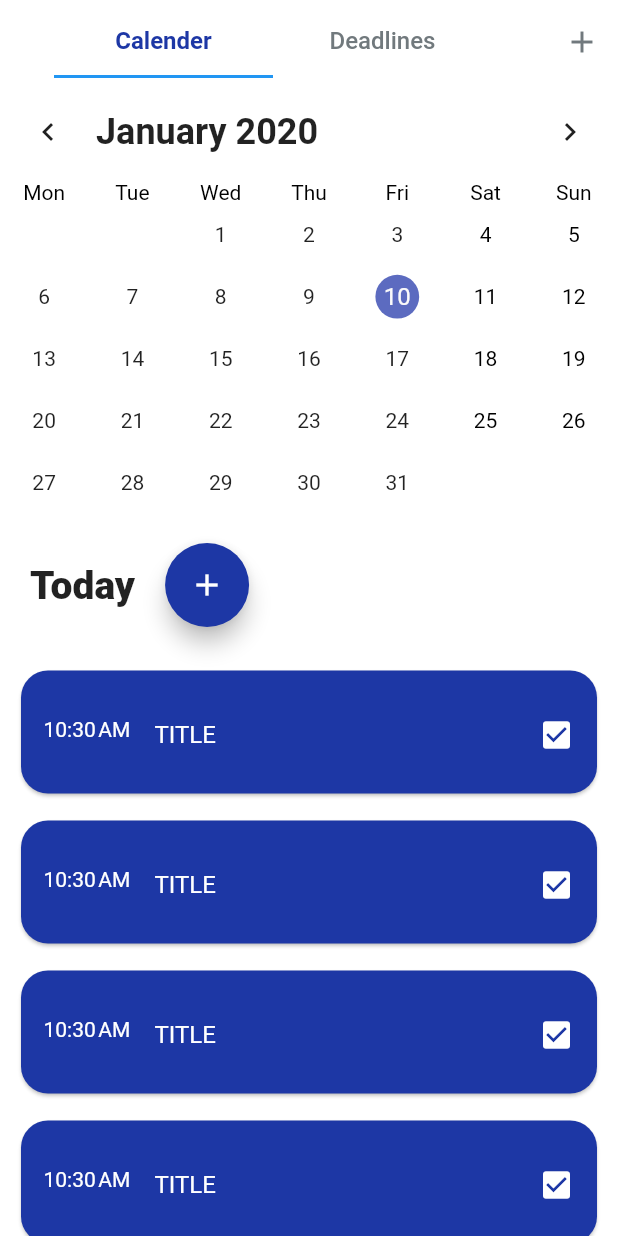
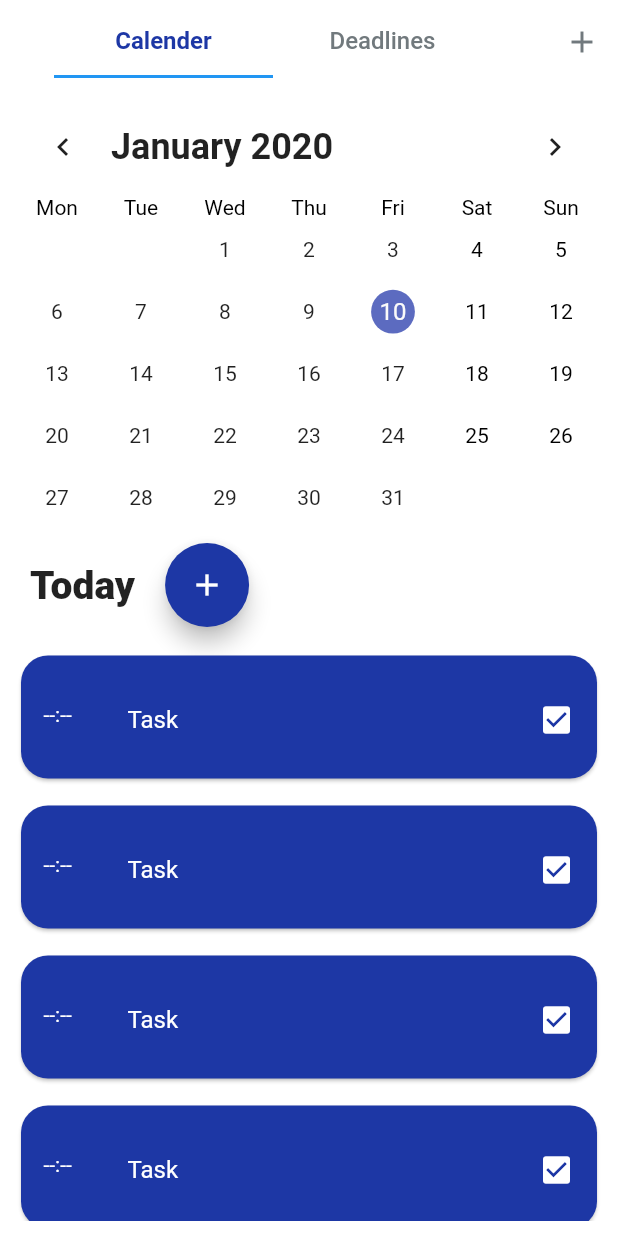
Before and after one commit to oliver733/to_do_app, a Flutter app: the screen it shows after launch, on a phone screen of 412 x 824 dp. Run offline on Flutter 3.47's test engine with Material 2 defaults, Android fonts, the light colour scheme and no system bars; drawn by our look-alikes of table_calendar; our stand-ins replace bloc, equatable, google_fonts; Roboto replaces fonts that are missing (Ubuntu).

Commit message:
add_to_do_page layout

```diff
--- /dev/null
+++ b/lib/data/bloc/bloc.dart
@@ -0,0 +1,3 @@
+export 'to_do_bloc.dart';
+export 'to_do_event.dart';
+export 'to_do_state.dart';
--- a/lib/data/to_do_model.dart
+++ b/lib/data/to_do_model.dart
@@ -1,10 +1,50 @@
-import 'package:flutter/material.dart';
+import 'package:equatable/equatable.dart';
+import 'package:uuid/uuid.dart';
 
-class ToDoItem {
+class Todo extends Equatable {
+  final bool complete;
+  final String id;
+  final String note;
+  final String task;
   final DateTime dateTime;
-  final String title;
-  final bool finished;
 
-  ToDoItem(
-      {@required this.dateTime, @required this.title, @required this.finished});
+  Todo(
+    this.task, {
+    this.complete = false,
+    this.dateTime,
+    String note = '',
+    String id,
+  })  : this.note = note ?? '',
+        this.id = id ?? Uuid().v4();
+
+  Todo copyWith({bool complete, String id, String note, String task}) {
+    // datetime TODO:
+    return Todo(
+      task ?? this.task,
+      complete: complete ?? this.complete,
+      id: id ?? this.id,
+      note: note ?? this.note,
+    );
+  }
+
+  @override
+  List<Object> get props => [complete, id, note, task];
+
+  @override
+  String toString() {
+    return 'Todo { complete: $complete, task: $task, note: $note, id: $id }';
+  }
+
+  // TodoEntity toEntity() {
+  //   return TodoEntity(task, id, note, complete);
+  // }
+
+  // static Todo fromEntity(TodoEntity entity) {
+  //   return Todo(
+  //     entity.task,
+  //     complete: entity.complete ?? false,
+  //     note: entity.note,
+  //     id: entity.id ?? Uuid().generateV4(),
+  //   );
+  // }
 }
--- /dev/null
+++ b/lib/ui/calender_view.dart
@@ -0,0 +1,118 @@
+import 'package:flutter/material.dart';
+import 'package:to_do_list/data/to_do_model.dart';
+import 'package:table_calendar/table_calendar.dart';
+import 'package:intl/date_symbol_data_local.dart';
+import 'package:to_do_list/ui/to_do_tile.dart';
+
+import '../colors.dart';
+
+class CalenderView extends StatefulWidget {
+  @override
+  _CalenderViewState createState() => _CalenderViewState();
+}
+
+class _CalenderViewState extends State<CalenderView>
+    with TickerProviderStateMixin {
+  Map<DateTime, List> _eventsDateMap = {};
+
+  List _selectedItems = [];
+  DateTime _selectedDay;
+  AnimationController _animationController;
+  CalendarController _calendarController;
+
+  @override
+  void initState() {
+    super.initState();
+    initializeDateFormatting();
+    final today = DateTime.now();
+    _selectedDay = DateTime(today.year, today.month, today.day);
+
+    _calendarController = CalendarController();
+    _animationController = AnimationController(
+      vsync: this,
+      duration: const Duration(milliseconds: 400),
+    );
+    _animationController.forward();
+
+    // _updateEventsDateMap(); --> via BLOC
+  }
+
+  @override
+  void dispose() {
+    _animationController.dispose();
+    _calendarController.dispose();
+    super.dispose();
+  }
+
+  void _onDaySelected(DateTime day, List events) {
+    setState(() {
+      _selectedDay = day;
+      _selectedItems = events;
+    });
+  }
+
+  @override
+  Widget build(BuildContext context) {
+    return Column(
+      mainAxisAlignment: MainAxisAlignment.start,
+      children: <Widget>[
+        TableCalendar(
+            rowHeight: MediaQuery.of(context).size.height / 20,
+            daysOfWeekStyle: DaysOfWeekStyle(
+              weekdayStyle: TextStyle().copyWith(color: Colors.black),
+              weekendStyle: TextStyle().copyWith(color: Colors.black),
+            ),
+            headerVisible: true,
+            calendarController: _calendarController,
+            events: _eventsDateMap,
+            startingDayOfWeek: StartingDayOfWeek.monday,
+            calendarStyle: CalendarStyle(
+                weekendStyle: TextStyle(
+                  color: Colors.black,
+                ),
+                // todayColor: MyColors.GreyBlue,
+                // selectedColor: MyColors.LightBlue,
+                // markersColor: MyColors.DarkBlue,
+                markersMaxAmount: 1,
+                outsideDaysVisible: false,
+                canEventMarkersOverflow: false),
+            headerStyle: HeaderStyle(
+              centerHeaderTitle: false,
+              titleTextStyle: TextStyle(
+                fontSize: 24,
+                fontWeight: FontWeight.bold,
+                // color: MyColors.LightBlue,
+              ),
+              formatButtonVisible: false,
+            ),
+            onDaySelected: _onDaySelected),
+        Padding(
+          padding: EdgeInsets.fromLTRB(10, 10, 10, 10),
+          child: Row(
+            children: <Widget>[
+              Text(
+                'Today',
+                style: TextStyle(fontSize: 26, fontWeight: FontWeight.w900),
+              ),
+              SizedBox(
+                width: 20,
+              ),
+              FloatingActionButton(
+                backgroundColor: MyColors.purpleBlue,
+                child: Icon(Icons.add),
+                onPressed: () {},
+              )
+            ],
+          ),
+        ),
+        Expanded(
+            child: ListView.builder(
+          itemCount: 4, //TODO: actual lenght.
+          itemBuilder: (context, index) {
+            return TodoTile(item: Todo("Task", complete: true, note: ''));
+          },
+        )),
+      ],
+    );
+  }
+}
--- a/lib/ui/home_page.dart
+++ b/lib/ui/home_page.dart
@@ -1,10 +1,10 @@
 import 'package:flutter/material.dart';
-import 'package:table_calendar/table_calendar.dart';
-import 'package:intl/date_symbol_data_local.dart';
 import 'package:to_do_list/colors.dart';
-import 'package:to_do_list/data/to_do_model.dart';
-import 'package:to_do_list/ui/to_do_tile.dart';
+import 'package:to_do_list/ui/calender_view.dart';
 import 'package:to_do_list/ui/widgets/cirlce_tab_indicator.dart';
+
+import 'add_to_do_page.dart';
+import 'deadline_view.dart';
 
 class HomePage extends StatefulWidget {
   @override
@@ -12,73 +12,12 @@ class HomePage extends StatefulWidget {
 }
 
 class _HomePageState extends State<HomePage> with TickerProviderStateMixin {
-  Map<DateTime, List> _eventsDateMap = {};
   TabController _tabController;
-  List _selectedItems = [];
-  DateTime _selectedDay;
-  AnimationController _animationController;
-  CalendarController _calendarController;
 
   @override
   void initState() {
     super.initState();
-    initializeDateFormatting();
-    final today = DateTime.now();
-    _selectedDay = DateTime(today.year, today.month, today.day);
     _tabController = TabController(initialIndex: 0, length: 2, vsync: this);
-    _calendarController = CalendarController();
-    _animationController = AnimationController(
-      vsync: this,
-      duration: const Duration(milliseconds: 400),
-    );
-    _animationController.forward();
-
-    _updateEventsDateMap();
-  }
-
-  @override
-  void dispose() {
-    _animationController.dispose();
-    _calendarController.dispose();
-    super.dispose();
-  }
-
-  void _onDaySelected(DateTime day, List events) {
-    setState(() {
-      _selectedDay = day;
-      _selectedItems = events;
-    });
-  }
-
-  void _updateEventsDateMap() async {
-    // Set<String> combined = {};
-    // // combined.addAll(Provider.of<AttendingEvents>(context, listen: false).value);
-    // // combined.addAll(Provider.of<OwnEvents>(context, listen: false).value);
-
-    // List<Event> events =
-    //     await Provider.of<CacheBloc>(context, listen: false).idsToEvents(
-    //   List<String>.from(combined),
-    // );
-    // Map<DateTime, List<Event>> timeEventsMap = {};
-    // for (Event event in events) {
-    //   if (event.startTime != null) {
-    //     DateTime roundedDateTime = DateTime(
-    //         event.startTime.year, event.startTime.month, event.startTime.day);
-
-    //     timeEventsMap.update(roundedDateTime, (List<Event> update) {
-    //       List<Event> previousEvents = timeEventsMap[roundedDateTime];
-    //       previousEvents.add(event);
-    //       return previousEvents;
-    //     }, ifAbsent: () => [event]);
-    //   }
-    // }
-
-    // if (mounted) {
-    //   setState(() {
-    //     _eventsDateMap = timeEventsMap;
-    //     _selectedEvents = _eventsDateMap[_selectedDay] ?? [];
-    //   });
-    // }
   }
 
   @override
@@ -94,12 +33,23 @@ class _HomePageState extends State<HomePage> with TickerProviderStateMixin {
               color: MyColors.grey,
             ),
             onPressed: () {
-              // Navigator.pushNamed(context, CreateEventScreen.routeName);
+              Navigator.push(context,
+                  MaterialPageRoute(builder: (context) => AddToDoPage()));
             },
           )
         ],
       ),
-      body: _body(),
+      body: SafeArea(
+        child: Container(
+            padding: EdgeInsets.all(10),
+            child: TabBarView(
+              controller: _tabController,
+              children: <Widget>[
+                CalenderView(),
+                DeadlineView(),
+              ],
+            )),
+      ),
     );
   }
 
@@ -133,81 +83,4 @@ class _HomePageState extends State<HomePage> with TickerProviderStateMixin {
       ),
     );
   }
-
-  Widget _body() {
-    return Column(
-      mainAxisAlignment: MainAxisAlignment.start,
-      children: <Widget>[
-        TableCalendar(
-            rowHeight: MediaQuery.of(context).size.height / 20,
-            daysOfWeekStyle: DaysOfWeekStyle(
-              weekdayStyle: TextStyle().copyWith(color: Colors.black),
-              weekendStyle: TextStyle().copyWith(color: Colors.black),
-            ),
-            headerVisible: true,
-            calendarController: _calendarController,
-            events: _eventsDateMap,
-            startingDayOfWeek: StartingDayOfWeek.monday,
-            calendarStyle: CalendarStyle(
-                weekendStyle: TextStyle(
-                  color: Colors.black,
-                ),
-                // todayColor: MyColors.GreyBlue,
-                // selectedColor: MyColors.LightBlue,
-                // markersColor: MyColors.DarkBlue,
-                markersMaxAmount: 1,
-                outsideDaysVisible: false,
-                canEventMarkersOverflow: false),
-            headerStyle: HeaderStyle(
-              centerHeaderTitle: false,
-              titleTextStyle: TextStyle(
-                fontSize: 24,
-                fontWeight: FontWeight.bold,
-                // color: MyColors.LightBlue,
-              ),
-              formatButtonVisible: false,
-            ),
-            onDaySelected: _onDaySelected),
-        Padding(
-          padding: EdgeInsets.all(20),
-          child: Row(
-            children: <Widget>[
-              Text(
-                'Today',
-                style: TextStyle(fontSize: 26, fontWeight: FontWeight.w900),
-              ),
-              SizedBox(
-                width: 20,
-              ),
-              FloatingActionButton(
-                backgroundColor: MyColors.purpleBlue,
-                child: Icon(Icons.add),
-                onPressed: () {},
-              )
-            ],
-          ),
-        ),
-        Expanded(
-          child: Padding(
-            padding: EdgeInsets.symmetric(horizontal: 10),
-            child: _buildEventList(),
-          ),
-        ),
-      ],
-    );
-  }
-
-  Widget _buildEventList() {
-    return ListView.builder(
-      itemCount: 4,
-      // _selectedItems.length,
-      itemBuilder: (context, index) {
-        return TodoTile(
-            item: ToDoItem(
-                dateTime: DateTime.now(), title: "TITLE", finished: false)
-            // _selectedItems[index],
-            );
-      },
-    );
-  }
 }
--- a/lib/ui/to_do_tile.dart
+++ b/lib/ui/to_do_tile.dart
@@ -4,7 +4,7 @@ import 'package:to_do_list/data/to_do_model.dart';
 import 'package:intl/intl.dart';
 
 class TodoTile extends StatelessWidget {
-  final ToDoItem item;
+  final Todo item;
 
   TodoTile({@required this.item});
   @override
@@ -21,11 +21,13 @@ class TodoTile extends StatelessWidget {
           contentPadding: EdgeInsets.all(15),
           // dense: true,
           title: Text(
-            item.title,
+            item.task,
             style: TextStyle(color: Colors.white),
           ),
           leading: Text(
-            "${DateFormat.jm().format(item.dateTime)}",
+            item.dateTime != null
+                ? "${DateFormat.jm().format(item.dateTime)}"
+                : "--:--",
             style: TextStyle(color: Colors.white),
           ),
           trailing: Icon(Icons.check_box, color: Colors.white),
--- a/pubspec.yaml
+++ b/pubspec.yaml
@@ -25,10 +25,13 @@ dependencies:
   cupertino_icons: ^0.1.2
   table_calendar:
   sqflite:
+  flutter_bloc: ^3.1.0
   # webview_flutter:
   flutter_slidable:
   url_launcher:
   google_fonts: ^0.2.0
+  equatable: ^1.0.2
+  uuid: ^2.0.4
 
 dev_dependencies:
   flutter_test:
```
Also changed, not shown: lib/data/bloc/to_do_bloc.dart (added, +72 -0 lines), lib/data/bloc/to_do_event.dart (added, +47 -0 lines), lib/data/bloc/to_do_state.dart (added, +28 -0 lines), lib/data/to_do_repository.dart (added, +45 -0 lines), lib/ui/add_to_do_page.dart (added, +74 -0 lines), lib/ui/deadline_view.dart (added, +37 -0 lines), pubspec.lock.
